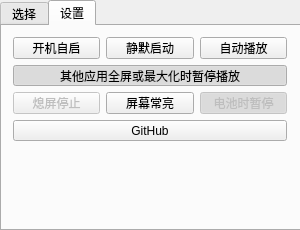
Qt form mainwindow.ui (AkntRedMH/VideoWallpaper) before a commit.
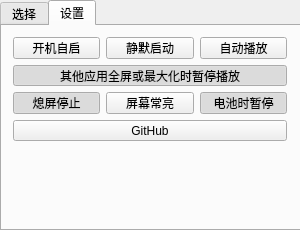
The same form after that commit. Icons and pictures are not drawn.

```diff
--- a/mainwindow.ui
+++ b/mainwindow.ui
@@ -340,7 +340,7 @@
          <item>
           <widget class="QPushButton" name="PB_displayoffstop">
            <property name="enabled">
-            <bool>false</bool>
+            <bool>true</bool>
            </property>
            <property name="sizePolicy">
             <sizepolicy hsizetype="Ignored" vsizetype="Ignored">
@@ -354,6 +354,9 @@
            <property name="checkable">
             <bool>true</bool>
            </property>
+           <property name="checked">
+            <bool>true</bool>
+           </property>
           </widget>
          </item>
          <item>
@@ -375,7 +378,7 @@
          <item>
           <widget class="QPushButton" name="PB_batterypause">
            <property name="enabled">
-            <bool>false</bool>
+            <bool>true</bool>
            </property>
            <property name="sizePolicy">
             <sizepolicy hsizetype="Ignored" vsizetype="Ignored">
```
